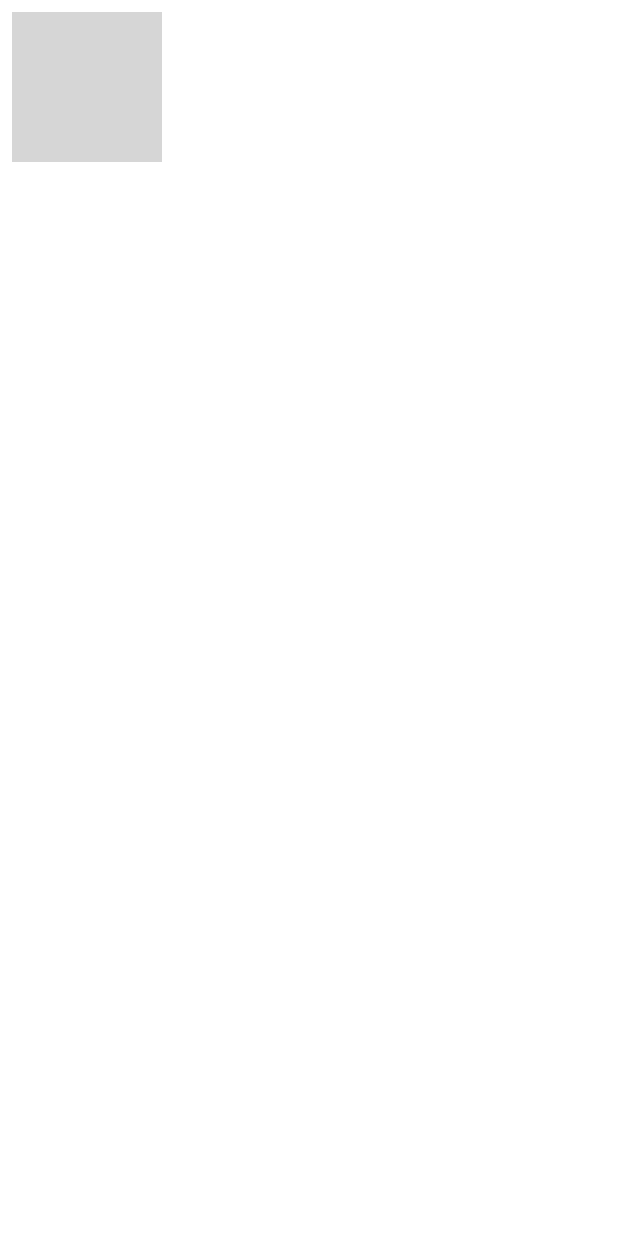
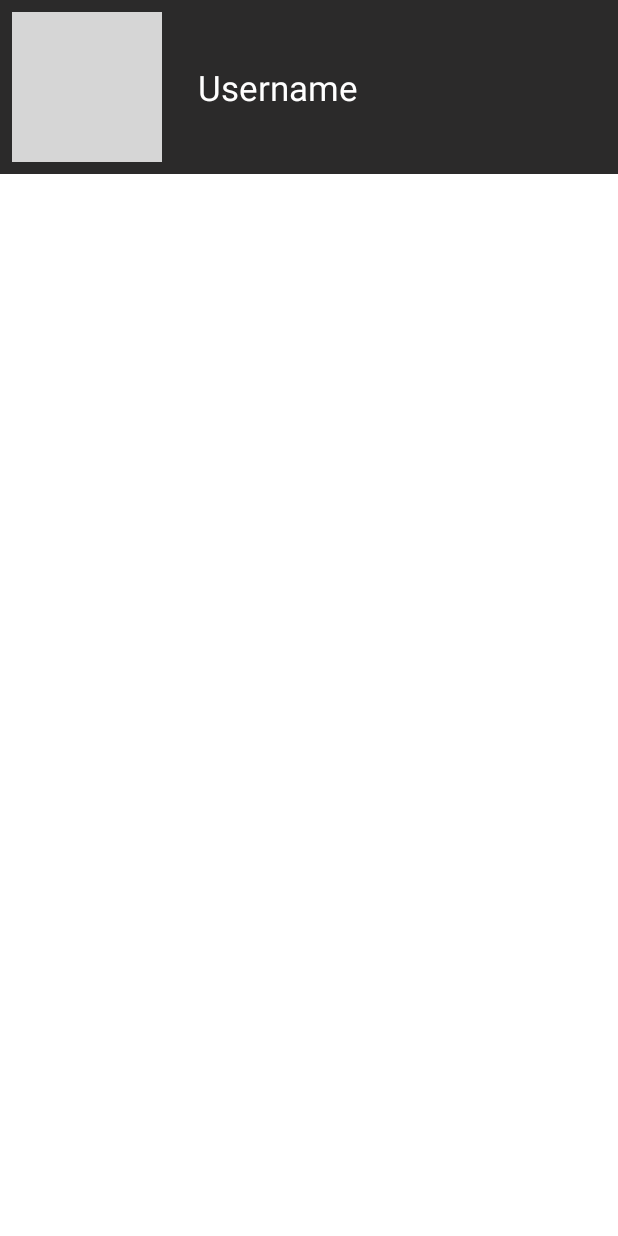
Before and after one commit to etwicaksono/githubgram-submission, an Android app: the layout item_row_user.xml on its own in the app's theme, with its tools: preview values and no code run, on a phone screen of 412 x 824 dp. Run offline under Robolectric (Android 15) with nearby library versions, the phone set to English and light mode, and no system bars; grey boxes are pictures that could not be loaded.

Commit message:
ADD  UserListAdapter.kt

```diff
--- a/app/src/main/java/com/etwicaksono/submission2/HomeActivity.kt
+++ b/app/src/main/java/com/etwicaksono/submission2/HomeActivity.kt
@@ -11,7 +11,6 @@ import androidx.appcompat.app.AppCompatActivity
 import androidx.appcompat.widget.SearchView
 import androidx.appcompat.widget.Toolbar
 import com.etwicaksono.submission2.databinding.ActivityHomeBinding
-import com.etwicaksono.submission2.databinding.ToolbarMainBinding
 
 class HomeActivity : AppCompatActivity() {
 
--- a/app/src/main/java/com/etwicaksono/submission2/SplashScreenActivity.kt
+++ b/app/src/main/java/com/etwicaksono/submission2/SplashScreenActivity.kt
@@ -1,10 +1,10 @@
 package com.etwicaksono.submission2
 
 import android.content.Intent
-import androidx.appcompat.app.AppCompatActivity
 import android.os.Bundle
 import android.os.Handler
 import android.os.Looper
+import androidx.appcompat.app.AppCompatActivity
 
 class SplashScreenActivity : AppCompatActivity() {
     override fun onCreate(savedInstanceState: Bundle?) {
--- a/app/src/main/res/layout/item_row_user.xml
+++ b/app/src/main/res/layout/item_row_user.xml
@@ -5,7 +5,8 @@
     android:layout_width="match_parent"
     android:layout_height="wrap_content"
     android:paddingHorizontal="8dp"
-    android:paddingVertical="8dp">
+    android:paddingVertical="8dp"
+    android:theme="@style/ContainerTheme">
 
     <de.hdodenhof.circleimageview.CircleImageView
         android:id="@+id/img_user"
```
Also changed, not shown: app/src/main/java/com/etwicaksono/submission2/UserListAdapter.kt (added, +35 -0 lines).
